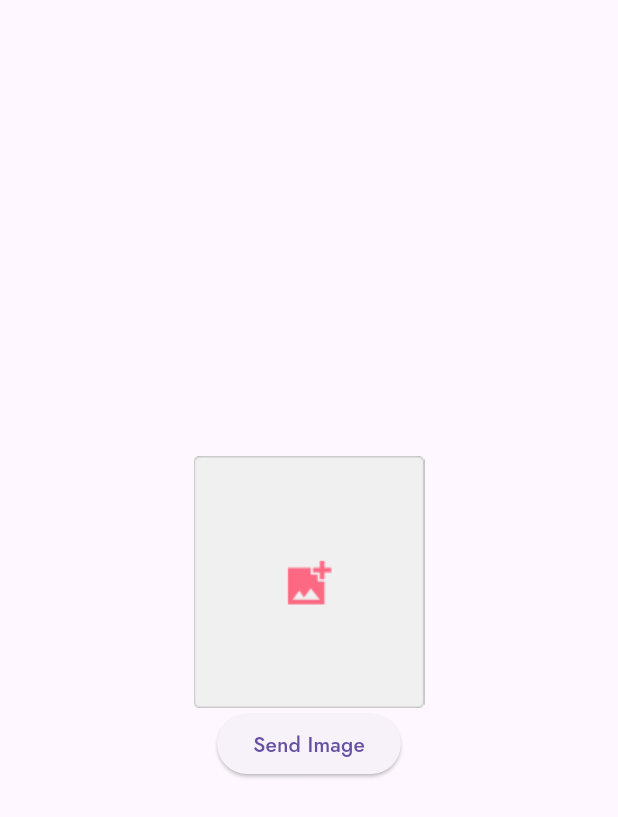
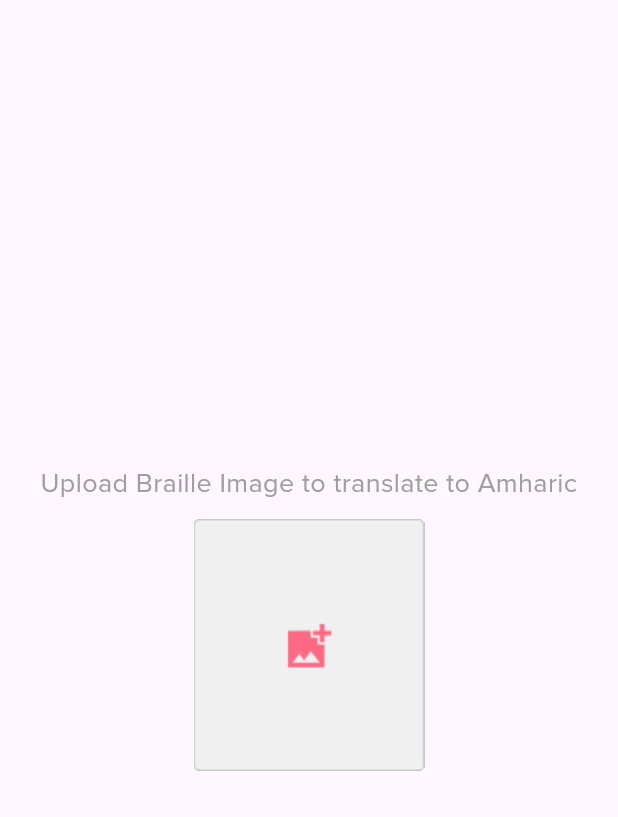
Before and after one commit to Huseny/Amharic-Braille-Reader-Mobile, a Flutter app: the ImageUpload widget shown alone on an empty page, opened directly, on a phone screen of 412 x 824 dp. Shown: the top 817 px of the screen. Run offline on Flutter 3.47's test engine with Material 3 defaults, Android fonts, the phone set to English and light mode, and no system bars; our stand-ins replace convex_bottom_bar, equatable, file_picker, flutter_bloc, image_picker.

Commit message:
initial integration

```diff
--- a/lib/application/braille_bloc/braille_bloc.dart
+++ b/lib/application/braille_bloc/braille_bloc.dart
@@ -1,5 +1,6 @@
 import 'package:amharic_braille/application/braille_bloc/braille_events.dart';
 import 'package:amharic_braille/application/braille_bloc/braille_state.dart';
+import 'package:amharic_braille/application/models/translation_model.dart';
 import 'package:amharic_braille/repository/braille_repsoitory.dart';
 import 'package:flutter_bloc/flutter_bloc.dart';
 
@@ -10,7 +11,8 @@ class BrailleBloc extends Bloc<BrailleEvent, BrailleState> {
       if (state is BrailleTranslationLoading) return;
       emit(BrailleTranslationLoading());
       try {
-        final translation = await _brailleRepository.translateBraille(
+        final TranslationModel translation =
+            await _brailleRepository.translateBraille(
           event.imagePath,
         );
         emit(BrailleTranslationSuccess(translation: translation));
--- a/lib/application/braille_bloc/braille_state.dart
+++ b/lib/application/braille_bloc/braille_state.dart
@@ -1,3 +1,4 @@
+import 'package:amharic_braille/application/models/translation_model.dart';
 import 'package:equatable/equatable.dart';
 
 abstract class BrailleState extends Equatable {}
@@ -13,11 +14,17 @@ class BrailleTranslationLoading extends BrailleState {
 }
 
 class BrailleTranslationSuccess extends BrailleState {
-  final List<String> translation;
+  final TranslationModel translation;
   BrailleTranslationSuccess({required this.translation});
 
   @override
-  List<Object?> get props => translation;
+  List<Object?> get props => [
+        translation.id,
+        translation.image,
+        translation.braille,
+        translation.translation,
+        translation.createdAt,
+      ];
 }
 
 class BrailleTranslationFailure extends BrailleState {
@@ -34,7 +41,7 @@ class BrailleRecentsLoading extends BrailleState {
 }
 
 class BrailleRecentsSuccess extends BrailleState {
-  final List recents;
+  final List<TranslationModel> recents;
   BrailleRecentsSuccess({required this.recents});
 
   @override
--- /dev/null
+++ b/lib/application/models/translation_model.dart
@@ -0,0 +1,26 @@
+import 'dart:typed_data';
+
+class TranslationModel {
+  final String id;
+  final Uint8List image;
+  final String braille;
+  final String translation;
+  final DateTime createdAt;
+
+  TranslationModel(
+      {required this.id,
+      required this.image,
+      required this.braille,
+      required this.translation,
+      required this.createdAt});
+
+  factory TranslationModel.fromJson(Map<String, dynamic> json) {
+    return TranslationModel(
+      id: json['id'] ?? "",
+      image: json['image'] ?? "",
+      braille: json['braille'] ?? "",
+      translation: json['translation'] ?? "",
+      createdAt: DateTime.parse(json['createdAt'] ?? DateTime.now().toString()),
+    );
+  }
+}
--- a/lib/main.dart
+++ b/lib/main.dart
@@ -19,7 +19,7 @@ class MyApp extends StatelessWidget {
         home: const HomePage(),
         theme: ThemeData(
           useMaterial3: true,
-          fontFamily: "Jost",
+          fontFamily: "Proxima Nova",
         ),
         debugShowCheckedModeBanner: false,
       ),
--- a/lib/presentation/screens/homepage.dart
+++ b/lib/presentation/screens/homepage.dart
@@ -61,7 +61,7 @@ class _HomePageState extends State<HomePage> {
                     title: 'Upload Photo',
                     isIconBlend: true),
                 TabItem(
-                    icon: Icon(Icons.book_rounded),
+                    icon: Icon(Icons.leaderboard_rounded),
                     title: 'Learn Braille',
                     isIconBlend: true),
               ],
--- a/lib/presentation/widget/image_upload.dart
+++ b/lib/presentation/widget/image_upload.dart
@@ -3,6 +3,7 @@ import 'dart:io';
 import 'package:amharic_braille/application/braille_bloc/braille_bloc.dart';
 import 'package:amharic_braille/application/braille_bloc/braille_events.dart';
 import 'package:amharic_braille/application/braille_bloc/braille_state.dart';
+import 'package:amharic_braille/presentation/widget/show_translation.dart';
 import 'package:amharic_braille/utils/upload_services.dart';
 import 'package:flutter/material.dart';
 import 'package:flutter_bloc/flutter_bloc.dart';
@@ -16,10 +17,52 @@ class ImageUpload extends StatefulWidget {
 
 class _ImageUploadState extends State<ImageUpload> {
   File? image;
-  Future<void> _pickImage() async {
+  void _pickImage() {
+    showDialog(
+        context: context,
+        builder: (context) {
+          return AlertDialog(
+            title: const Text("Choose an option"),
+            content: SingleChildScrollView(
+              child: ListBody(
+                children: <Widget>[
+                  GestureDetector(
+                    child: const Row(
+                      children: [
+                        Icon(Icons.photo_library, color: Colors.blue),
+                        SizedBox(width: 10),
+                        Text("Upload from Gallery"),
+                      ],
+                    ),
+                    onTap: () async {
                       final res = await UploadServices().pickImageFromGallary();
                       setState(() {
+                        Navigator.of(context).pop();
                         image = res;
+                      });
+                    },
+                  ),
+                  const SizedBox(height: 20),
+                  GestureDetector(
+                    child: const Row(
+                      children: [
+                        Icon(Icons.camera_alt, color: Colors.blue),
+                        SizedBox(width: 10),
+                        Text("Take Photo"),
+                      ],
+                    ),
+                    onTap: () async {
+                      final res = await UploadServices().pickImageFromCamera();
+                      setState(() {
+                        image = res;
+                        Navigator.of(context).pop();
+                      });
+                    },
+                  ),
+                ],
+              ),
+            ),
+          );
         });
   }
 
@@ -28,50 +71,81 @@ class _ImageUploadState extends State<ImageUpload> {
     return BlocConsumer<BrailleBloc, BrailleState>(
       listener: (context, state) {
         if (state is BrailleTranslationSuccess) {
-          ScaffoldMessenger.of(context).showSnackBar(
-              const SnackBar(content: Text("translated successfully")));
-          debugPrint(state.props.toString());
+          Navigator.push(
+              context,
+              MaterialPageRoute(
+                  builder: (context) =>
+                      ShowTranslation(translationModel: state.translation)));
         } else if (state is BrailleTranslationFailure) {
           ScaffoldMessenger.of(context)
-              .showSnackBar(SnackBar(content: Text(state.props[0].toString())));
+              .showSnackBar(SnackBar(content: Text(state.message)));
         }
       },
       builder: (context, state) {
-        return Column(
+        return Center(
+          child: image != null
+              ? SingleChildScrollView(
+                  child: Column(
                     mainAxisAlignment: MainAxisAlignment.center,
                     children: [
-            Center(
-              child: image != null
-                  ? Stack(
+                      Stack(
                         children: [
                           Image.file(image!,
-                            height: MediaQuery.of(context).size.width * 0.7),
+                              width: MediaQuery.of(context).size.width * 0.9),
                           Positioned(
                               top: 5,
                               right: 5,
                               child: InkWell(
                                 onTap: _pickImage,
-                              child:
-                                  Image.asset("assets/images/change_photo.png"),
+                                child: Image.asset(
+                                    "assets/images/change_photo.png"),
                               ))
                         ],
-                    )
-                  : InkWell(
-                      onTap: _pickImage,
-                      child: Image.asset("assets/images/insert_photo.png"),
                       ),
-            ),
+                      const SizedBox(height: 20),
                       ElevatedButton(
                           onPressed: () {
                             if (image != null) {
-                    BlocProvider.of<BrailleBloc>(context)
-                        .add(TranscribeBraille(imagePath: image!.path));
+                              BlocProvider.of<BrailleBloc>(context).add(
+                                  TranscribeBraille(imagePath: image!.path));
                             }
                           },
                           child: state.runtimeType == BrailleTranslationLoading
-                    ? const CircularProgressIndicator()
+                              ? const Padding(
+                                  padding: EdgeInsets.symmetric(vertical: 10),
+                                  child: CircularProgressIndicator(),
+                                )
                               : const Text("Send Image"))
                     ],
+                  ),
+                )
+              : Column(
+                  mainAxisAlignment: MainAxisAlignment.center,
+                  children: [
+                    const Row(
+                      children: [
+                        Expanded(
+                          child: Padding(
+                            padding: EdgeInsets.symmetric(horizontal: 20),
+                            child: Text(
+                              "Upload Braille Image to translate to Amharic",
+                              textAlign: TextAlign.center,
+                              overflow: TextOverflow.clip,
+                              style:
+                                  TextStyle(fontSize: 18, color: Colors.grey),
+                            ),
+                          ),
+                        ),
+                      ],
+                    ),
+                    const SizedBox(height: 10),
+                    InkWell(
+                        onTap: _pickImage,
+                        child: Image.asset(
+                          "assets/images/insert_photo.png",
+                        )),
+                  ],
+                ),
         );
       },
     );
--- a/lib/presentation/widget/learn_braille.dart
+++ b/lib/presentation/widget/learn_braille.dart
@@ -1,5 +1,6 @@
 import 'package:amharic_braille/application/braille_bloc/braille_bloc.dart';
 import 'package:amharic_braille/application/braille_bloc/braille_state.dart';
+import 'package:amharic_braille/presentation/widget/coming_soon.dart';
 import 'package:flutter/material.dart';
 import 'package:flutter_bloc/flutter_bloc.dart';
 
@@ -16,7 +17,7 @@ class _LearnBrailleState extends State<LearnBraille> {
     return BlocConsumer<BrailleBloc, BrailleState>(
       listener: (context, state) {},
       builder: (context, state) {
-        return const Placeholder();
+        return const ComingSoonDialog();
       },
     );
   }
--- a/pubspec.yaml
+++ b/pubspec.yaml
@@ -87,9 +87,9 @@ flutter:
         - asset: assets/fonts/Jost.ttf
   #       - asset: fonts/Schyler-Italic.ttf
   #         style: italic
-  #   - family: Trajan Pro
-  #     fonts:
-  #       - asset: fonts/TrajanPro.ttf
+    - family: Proxima Nova
+      fonts:
+        - asset: assets/fonts/Proxima Nova Font.otf
   #       - asset: fonts/TrajanPro_Bold.ttf
   #         weight: 700
   #
```
Also changed, not shown: lib/presentation/widget/coming_soon.dart (added, +13 -0 lines), lib/presentation/widget/homebody.dart (+17 -23 lines), lib/presentation/widget/recents_container.dart (added, +38 -0 lines), lib/presentation/widget/show_translation.dart (added, +20 -0 lines), lib/repository/braille_repsoitory.dart (+7 -7 lines), assets/fonts/Proxima Nova Font.otf (added). Lines whose indentation alone changed are shown as unchanged.
